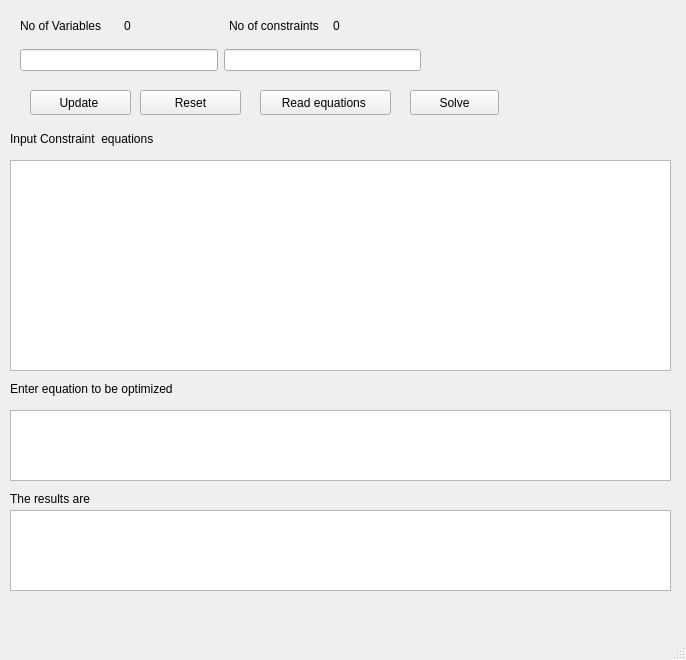
Above: ui/milp.ui from aatishrana495/MILP before the change. Below: the same form after it.
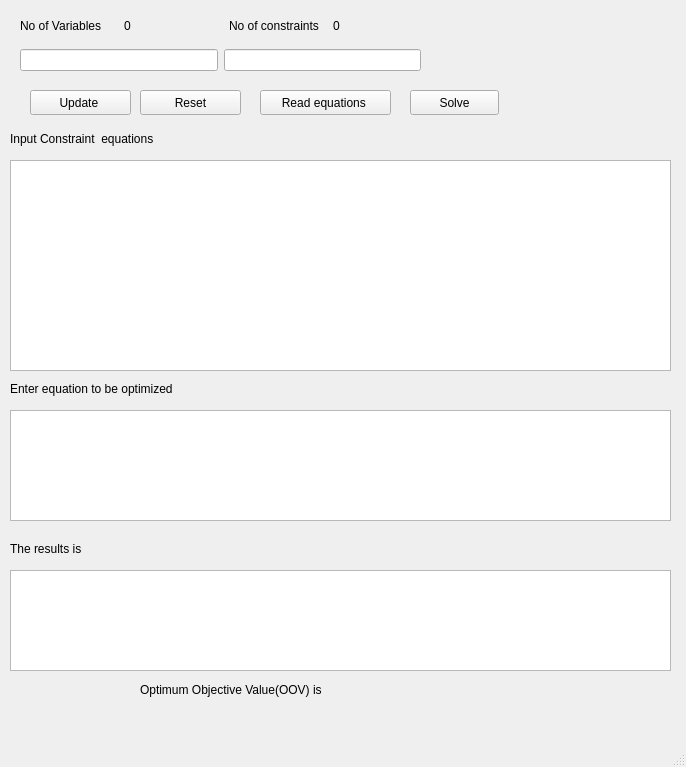
That is the form after the change.

Commit message: almost complete, testing left

```diff
--- a/ui/milp.ui
+++ b/ui/milp.ui
@@ -7,7 +7,7 @@
     <x>0</x>
     <y>0</y>
     <width>686</width>
-    <height>660</height>
+    <height>767</height>
    </rect>
   </property>
   <property name="windowTitle">
@@ -148,7 +148,7 @@
       <x>10</x>
       <y>410</y>
       <width>661</width>
-      <height>71</height>
+      <height>111</height>
      </rect>
     </property>
    </widget>
@@ -182,25 +182,38 @@
     <property name="geometry">
      <rect>
       <x>10</x>
-      <y>490</y>
-      <width>221</width>
+      <y>540</y>
+      <width>651</width>
       <height>17</height>
      </rect>
     </property>
     <property name="text">
-     <string>The results are </string>
+     <string>The results is</string>
     </property>
    </widget>
    <widget class="QTableWidget" name="tableWidget_2">
     <property name="geometry">
      <rect>
       <x>10</x>
-      <y>510</y>
+      <y>570</y>
       <width>661</width>
-      <height>81</height>
+      <height>101</height>
      </rect>
     </property>
    </widget>
+   <widget class="QLabel" name="oov_label">
+    <property name="geometry">
+     <rect>
+      <x>140</x>
+      <y>680</y>
+      <width>521</width>
+      <height>20</height>
+     </rect>
+    </property>
+    <property name="text">
+     <string>Optimum Objective Value(OOV) is </string>
+    </property>
+   </widget>
   </widget>
   <widget class="QMenuBar" name="menubar">
    <property name="geometry">
```
Left out of the diff: 6 changed lines with no effect on the pictures. The commit also changes 2 other files.
